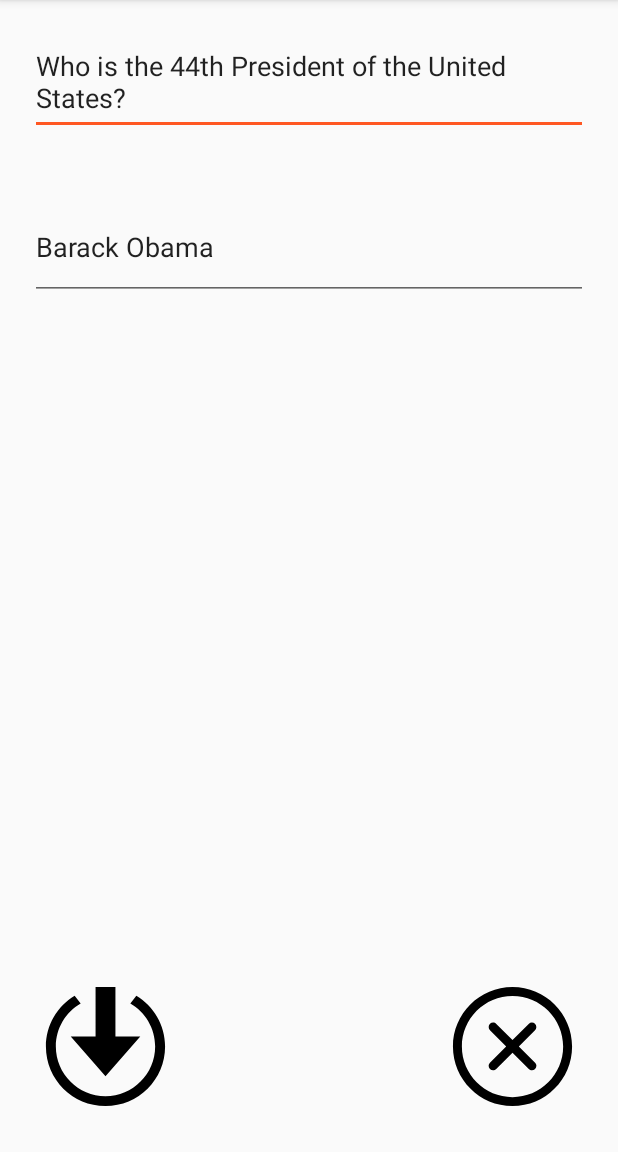
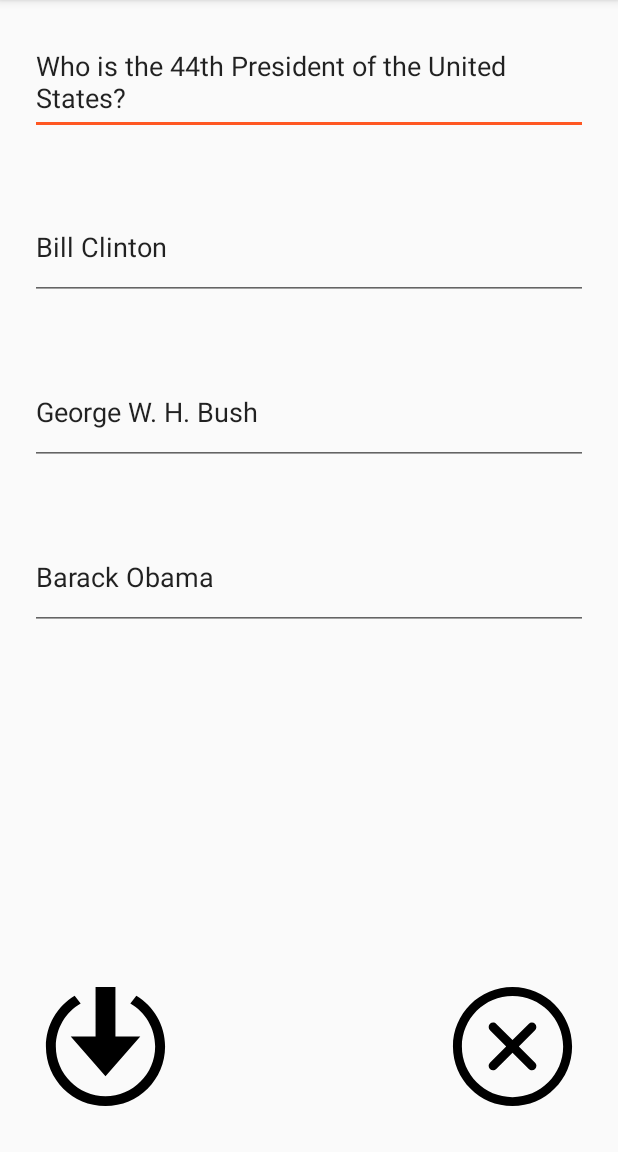
Before and after one commit to jcblanc2/MindGlide, an Android app built with Jetpack Compose: the screen it shows after launch (AddCardActivity), after a tap on "Edit Button", on a phone screen of 412 x 824 dp, the part 84-1236 px from its top. Run offline under Robolectric (Android 15) with nearby library versions, the phone set to English and light mode, and no system bars; 2 other taps on this screen came first.

Commit message:
Allow the user to add Multiple Choice answers when creating the card

```diff
--- a/app/src/main/java/com/example/mindglide/activities/AddCardActivity.kt
+++ b/app/src/main/java/com/example/mindglide/activities/AddCardActivity.kt
@@ -10,21 +10,21 @@ import com.example.mindglide.R
 
 class AddCardActivity : AppCompatActivity() {
     private lateinit var etQuestion : EditText
-    private lateinit var etAnswer : EditText
+    private lateinit var etAnswer1 : EditText
+    private lateinit var etAnswer2 : EditText
+    private lateinit var etAnswer3 : EditText
+    private lateinit var cancelBtn : ImageView
+    private lateinit var saveBtn : ImageView
 
     override fun onCreate(savedInstanceState: Bundle?) {
         super.onCreate(savedInstanceState)
         setContentView(R.layout.activity_add_card)
 
-        // Look up the question, answer editText and the cancel, save button in layout
-        etQuestion = findViewById(R.id.etQuestion)
-        etAnswer = findViewById(R.id.etAnswer)
-        val cancelBtn = findViewById<ImageView>(R.id.ivCancelBtn)
-        val saveBtn = findViewById<ImageView>(R.id.ivSaveBtn)
+        // Look up the views layout
+        initializeViews()
 
         // This extracts any data that was passed back from MainActivity
-        etQuestion.setText(intent.getStringExtra("question"))
-        etAnswer.setText(intent.getStringExtra("answer"))
+        getData()
 
         // Add onClickListener to the cancel and save button
         cancelBtn.setOnClickListener{
@@ -36,17 +36,37 @@ class AddCardActivity : AppCompatActivity() {
         }
     }
 
+    private fun initializeViews(){
+        etQuestion = findViewById(R.id.etQuestion)
+        etAnswer1 = findViewById(R.id.etAnswer1)
+        etAnswer2 = findViewById(R.id.etAnswer2)
+        etAnswer3 = findViewById(R.id.etAnswer3)
+        cancelBtn = findViewById(R.id.ivCancelBtn)
+        saveBtn = findViewById(R.id.ivSaveBtn)
+    }
+
+    private fun getData(){
+        etQuestion.setText(intent.getStringExtra("question"))
+        etAnswer1.setText(intent.getStringExtra("answer1"))
+        etAnswer2.setText(intent.getStringExtra("answer2"))
+        etAnswer3.setText(intent.getStringExtra("answer3"))
+    }
+
     // closes AddCardActivity and returns to MainActivity and put our data
     private fun onSave() {
         val data = Intent()
 
         val question = etQuestion.text.toString()
-        val answer = etAnswer.text.toString()
+        val answer1 = etAnswer1.text.toString()
+        val answer2 = etAnswer2.text.toString()
+        val answer3 = etAnswer3.text.toString()
 
-        if (question.isNotEmpty() && answer.isNotEmpty()) {
+        if (question.isNotEmpty() && answer1.isNotEmpty() && answer2.isNotEmpty() && answer3.isNotEmpty()) {
             // Pass relevant data back as a result
             data.putExtra("question", question)
-            data.putExtra("answer", answer)
+            data.putExtra("answer1", answer1)
+            data.putExtra("answer2", answer2)
+            data.putExtra("answer3", answer3)
 
             setResult(RESULT_OK, data) // set result code and bundle data for response
 
@@ -56,7 +76,7 @@ class AddCardActivity : AppCompatActivity() {
             // show an error message in a Toast
             Toast.makeText(
                 applicationContext,
-                "Must enter both Question and Answer!",
+                "Must enter both Question and Answers!",
                 Toast.LENGTH_SHORT
             ).show()
         }
--- a/app/src/main/java/com/example/mindglide/activities/MainActivity.kt
+++ b/app/src/main/java/com/example/mindglide/activities/MainActivity.kt
@@ -14,34 +14,19 @@ import com.example.mindglide.R
 import com.google.android.material.snackbar.Snackbar
 
 class MainActivity : AppCompatActivity() {
+    private lateinit var tvFlashcardQuestion : TextView
+    private lateinit var tvFlashcardAnswer1 : TextView
+    private lateinit var tvFlashcardAnswer2 : TextView
+    private lateinit var tvFlashcardAnswer3 : TextView
+    private lateinit var addBtn : ImageView
+    private lateinit var ivEditBtn : ImageView
+
     override fun onCreate(savedInstanceState: Bundle?) {
         super.onCreate(savedInstanceState)
         setContentView(R.layout.activity_main)
 
-        // Look up the question, answer textview and the add and edit button in layout
-        val tvFlashcardQuestion = findViewById<TextView>(R.id.tvFlashcardQuestion)
-        val tvFlashcardAnswer = findViewById<TextView>(R.id.tvFlashcardAnswer)
-        val addBtn = findViewById<ImageView>(R.id.ivAddBtn)
-        val ivEditBtn = findViewById<ImageView>(R.id.ivEditBtn)
-
-        // This extracts any data that was passed back from AddCardActivity
-        val addCardActivityResultLauncher = registerForActivityResult(ActivityResultContracts.StartActivityForResult()){ result ->
-            if (result.resultCode == Activity.RESULT_OK) {
-                val data: Intent? = result.data
-
-                if (data != null) {
-                    val question = data.getStringExtra("question")
-                    val answer = data.getStringExtra("answer")
-
-                    tvFlashcardQuestion.text = question
-                    tvFlashcardAnswer.text = answer
-
-                    // Get the root view of the activity
-                    val parentLayout = findViewById<View>(android.R.id.content)
-                    Snackbar.make(parentLayout, R.string.snackbar_text, Snackbar.LENGTH_LONG).show()
-                }
-            }
-        }
+        // Look up the views in layout
+        initializeViews()
 
         // Add onClickListener to the save, edit button and question textview
         addBtn.setOnClickListener {
@@ -49,16 +34,49 @@ class MainActivity : AppCompatActivity() {
             addCardActivityResultLauncher.launch(intent)
         }
 
-        tvFlashcardQuestion.setOnClickListener {
-            tvFlashcardQuestion.visibility = View.INVISIBLE
-            tvFlashcardAnswer.visibility = View.VISIBLE
+        ivEditBtn.setOnClickListener {
+            startAddCardActivity()
         }
+    }
 
-        ivEditBtn.setOnClickListener {
-            val intent = Intent(this, AddCardActivity::class.java)
-            intent.putExtra("question", tvFlashcardQuestion.text.toString())
-            intent.putExtra("answer", tvFlashcardAnswer.text.toString())
-            addCardActivityResultLauncher.launch(intent)
+    private fun initializeViews(){
+        tvFlashcardQuestion = findViewById(R.id.tvFlashcardQuestion)
+        tvFlashcardAnswer1 = findViewById(R.id.tvFlashcardAnswer1)
+        tvFlashcardAnswer2 = findViewById(R.id.tvFlashcardAnswer2)
+        tvFlashcardAnswer3 = findViewById(R.id.tvFlashcardAnswer3)
+        addBtn = findViewById(R.id.ivAddBtn)
+        ivEditBtn = findViewById(R.id.ivEditBtn)
+    }
+
+    private fun startAddCardActivity(){
+        val intent = Intent(this, AddCardActivity::class.java)
+        intent.putExtra("question", tvFlashcardQuestion.text.toString())
+        intent.putExtra("answer1", tvFlashcardAnswer1.text.toString())
+        intent.putExtra("answer2", tvFlashcardAnswer2.text.toString())
+        intent.putExtra("answer3", tvFlashcardAnswer3.text.toString())
+        addCardActivityResultLauncher.launch(intent)
+    }
+
+    // This extracts any data that was passed back from AddCardActivity
+    private val addCardActivityResultLauncher = registerForActivityResult(ActivityResultContracts.StartActivityForResult()){ result ->
+        if (result.resultCode == Activity.RESULT_OK) {
+            val data = result.data
+
+            if (data != null) {
+                val question = data.extras!!.getString("question")
+                val answer1 = data.extras!!.getString("answer1")
+                val answer2 = data.extras!!.getString("answer2")
+                val answer3 = data.extras!!.getString("answer3")
+
+                tvFlashcardQuestion.text = question
+                tvFlashcardAnswer1.text = answer1
+                tvFlashcardAnswer2.text = answer2
+                tvFlashcardAnswer3.text = answer3
+
+                // Get the root view of the activity
+                val parentLayout = findViewById<View>(android.R.id.content)
+                Snackbar.make(parentLayout, R.string.snackbar_text, Snackbar.LENGTH_LONG).show()
+            }
         }
     }
 }
--- a/app/src/main/res/layout/activity_add_card.xml
+++ b/app/src/main/res/layout/activity_add_card.xml
@@ -16,14 +16,34 @@
         android:hint="@string/question_hint" />
 
     <EditText
-        android:id="@+id/etAnswer"
+        android:id="@+id/etAnswer1"
         android:layout_width="match_parent"
         android:layout_height="70dp"
         android:layout_margin="20dp"
         android:layout_below="@id/etQuestion"
         android:ems="10"
         android:inputType="text"
-        android:hint="@string/answer_hint" />
+        android:hint="@string/answer1_hint" />
+
+    <EditText
+        android:id="@+id/etAnswer2"
+        android:layout_width="match_parent"
+        android:layout_height="70dp"
+        android:layout_margin="20dp"
+        android:layout_below="@id/etAnswer1"
+        android:ems="10"
+        android:inputType="text"
+        android:hint="@string/answer2_hint" />
+
+    <EditText
+        android:id="@+id/etAnswer3"
+        android:layout_width="match_parent"
+        android:layout_height="70dp"
+        android:layout_margin="20dp"
+        android:layout_below="@id/etAnswer2"
+        android:ems="10"
+        android:inputType="text"
+        android:hint="@string/answer3_hint" />
 
     <ImageView
         android:id="@+id/ivCancelBtn"
--- a/app/src/main/res/values/strings.xml
+++ b/app/src/main/res/values/strings.xml
@@ -1,11 +1,15 @@
 <resources>
     <string name="app_name">MindGlide</string>
     <string name="question_text">Who is the 44th President of the United States?</string>
+    <string name="answer_bush">George W. H. Bush</string>
+    <string name="answer_clinton">Bill Clinton</string>
     <string name="answer_obama">Barack Obama</string>
     <string name="button_add">button add</string>
     <string name="cancel_button">cancel button</string>
     <string name="question_hint">Enter The Question Here</string>
-    <string name="answer_hint">Enter The Answer Here</string>
+    <string name="answer1_hint">Enter The Answer Here</string>
+    <string name="answer2_hint">Enter Wrong Answer Option Here</string>
+    <string name="answer3_hint">Enter Another Wrong Answer Option Here</string>
     <string name="save_button">Save button</string>
     <string name="edit_button">Edit Button</string>
     <string name="snackbar_text">Card successfully created</string>
```
Also changed, not shown: app/src/main/res/layout/activity_main.xml (+35 -6 lines).
